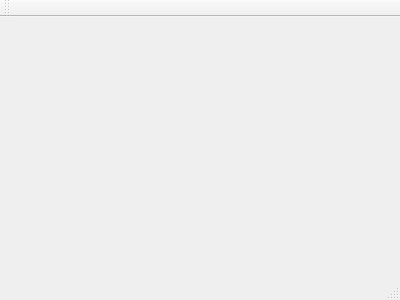
First picture: the form in mainwindow.ui, repository mtszkw/shutdown, before the edit.
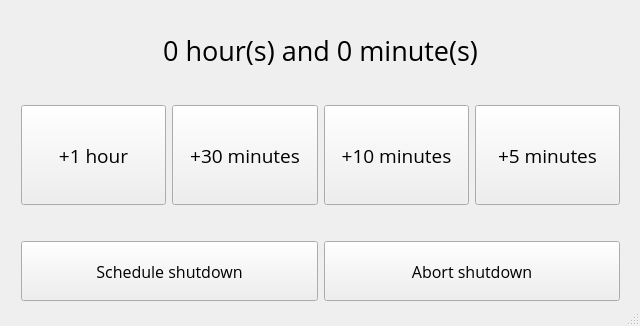
Second picture: the form after the edit.

What changed in the file:
```diff
--- a/mainwindow.ui
+++ b/mainwindow.ui
@@ -1,24 +1,203 @@
 <ui version="4.0">
  <class>MainWindow</class>
- <widget class="QMainWindow" name="MainWindow" >
-  <property name="geometry" >
+ <widget class="QMainWindow" name="MainWindow">
+  <property name="geometry">
    <rect>
     <x>0</x>
     <y>0</y>
-    <width>400</width>
-    <height>300</height>
+    <width>640</width>
+    <height>326</height>
    </rect>
   </property>
-  <property name="windowTitle" >
-   <string>MainWindow</string>
+  <property name="sizePolicy">
+   <sizepolicy hsizetype="Fixed" vsizetype="Fixed">
+    <horstretch>0</horstretch>
+    <verstretch>0</verstretch>
+   </sizepolicy>
   </property>
-  <widget class="QMenuBar" name="menuBar" />
-  <widget class="QToolBar" name="mainToolBar" />
-  <widget class="QWidget" name="centralWidget" />
-  <widget class="QStatusBar" name="statusBar" />
+  <property name="minimumSize">
+   <size>
+    <width>640</width>
+    <height>326</height>
+   </size>
+  </property>
+  <property name="maximumSize">
+   <size>
+    <width>640</width>
+    <height>326</height>
+   </size>
+  </property>
+  <property name="windowTitle">
+   <string>Caretaker</string>
+  </property>
+  <widget class="QWidget" name="centralWidget">
+   <widget class="QWidget" name="horizontalLayoutWidget">
+    <property name="geometry">
+     <rect>
+      <x>10</x>
+      <y>90</y>
+      <width>621</width>
+      <height>131</height>
+     </rect>
+    </property>
+    <layout class="QHBoxLayout" name="horizontalLayout">
+     <item>
+      <widget class="QPushButton" name="addHourBtn">
+       <property name="minimumSize">
+        <size>
+         <width>0</width>
+         <height>100</height>
+        </size>
+       </property>
+       <property name="font">
+        <font>
+         <family>Open Sans</family>
+         <pointsize>14</pointsize>
+        </font>
+       </property>
+       <property name="text">
+        <string>+1 hour</string>
+       </property>
+      </widget>
+     </item>
+     <item>
+      <widget class="QPushButton" name="add30MinsBtn">
+       <property name="minimumSize">
+        <size>
+         <width>0</width>
+         <height>100</height>
+        </size>
+       </property>
+       <property name="font">
+        <font>
+         <family>Open Sans</family>
+         <pointsize>14</pointsize>
+        </font>
+       </property>
+       <property name="text">
+        <string>+30 minutes</string>
+       </property>
+      </widget>
+     </item>
+     <item>
+      <widget class="QPushButton" name="add10MinsBtn">
+       <property name="minimumSize">
+        <size>
+         <width>0</width>
+         <height>100</height>
+        </size>
+       </property>
+       <property name="font">
+        <font>
+         <family>Open Sans</family>
+         <pointsize>14</pointsize>
+        </font>
+       </property>
+       <property name="text">
+        <string>+10 minutes</string>
+       </property>
+      </widget>
+     </item>
+     <item>
+      <widget class="QPushButton" name="add5MinsBtn">
+       <property name="minimumSize">
+        <size>
+         <width>0</width>
+         <height>100</height>
+        </size>
+       </property>
+       <property name="font">
+        <font>
+         <family>Open Sans</family>
+         <pointsize>14</pointsize>
+        </font>
+       </property>
+       <property name="text">
+        <string>+5 minutes</string>
+       </property>
+      </widget>
+     </item>
+    </layout>
+   </widget>
+   <widget class="QLabel" name="timerTextLabel">
+    <property name="geometry">
+     <rect>
+      <x>20</x>
+      <y>30</y>
+      <width>601</width>
+      <height>41</height>
+     </rect>
+    </property>
+    <property name="font">
+     <font>
+      <family>Open Sans</family>
+      <pointsize>20</pointsize>
+     </font>
+    </property>
+    <property name="text">
+     <string>0 hour(s) and 0 minute(s)</string>
+    </property>
+    <property name="alignment">
+     <set>Qt::AlignCenter</set>
+    </property>
+   </widget>
+   <widget class="QWidget" name="horizontalLayoutWidget_2">
+    <property name="geometry">
+     <rect>
+      <x>10</x>
+      <y>230</y>
+      <width>621</width>
+      <height>71</height>
+     </rect>
+    </property>
+    <layout class="QHBoxLayout" name="horizontalLayout_2">
+     <item>
+      <widget class="QPushButton" name="scheduleShutdownBtn">
+       <property name="minimumSize">
+        <size>
+         <width>0</width>
+         <height>60</height>
+        </size>
+       </property>
+       <property name="font">
+        <font>
+         <family>Open Sans</family>
+         <pointsize>12</pointsize>
+        </font>
+       </property>
+       <property name="text">
+        <string>Schedule shutdown</string>
+       </property>
+       <property name="flat">
+        <bool>false</bool>
+       </property>
+      </widget>
+     </item>
+     <item>
+      <widget class="QPushButton" name="abortShutdownBtn">
+       <property name="minimumSize">
+        <size>
+         <width>0</width>
+         <height>60</height>
+        </size>
+       </property>
+       <property name="font">
+        <font>
+         <family>Open Sans</family>
+         <pointsize>12</pointsize>
+        </font>
+       </property>
+       <property name="text">
+        <string>Abort shutdown</string>
+       </property>
+      </widget>
+     </item>
+    </layout>
+   </widget>
+  </widget>
+  <widget class="QStatusBar" name="statusBar"/>
  </widget>
- <layoutDefault spacing="6" margin="11" />
- <pixmapfunction></pixmapfunction>
+ <layoutdefault spacing="6" margin="11"/>
  <resources/>
  <connections/>
 </ui>
```
Left out of the diff: 1 changed line with no effect on the pictures.
